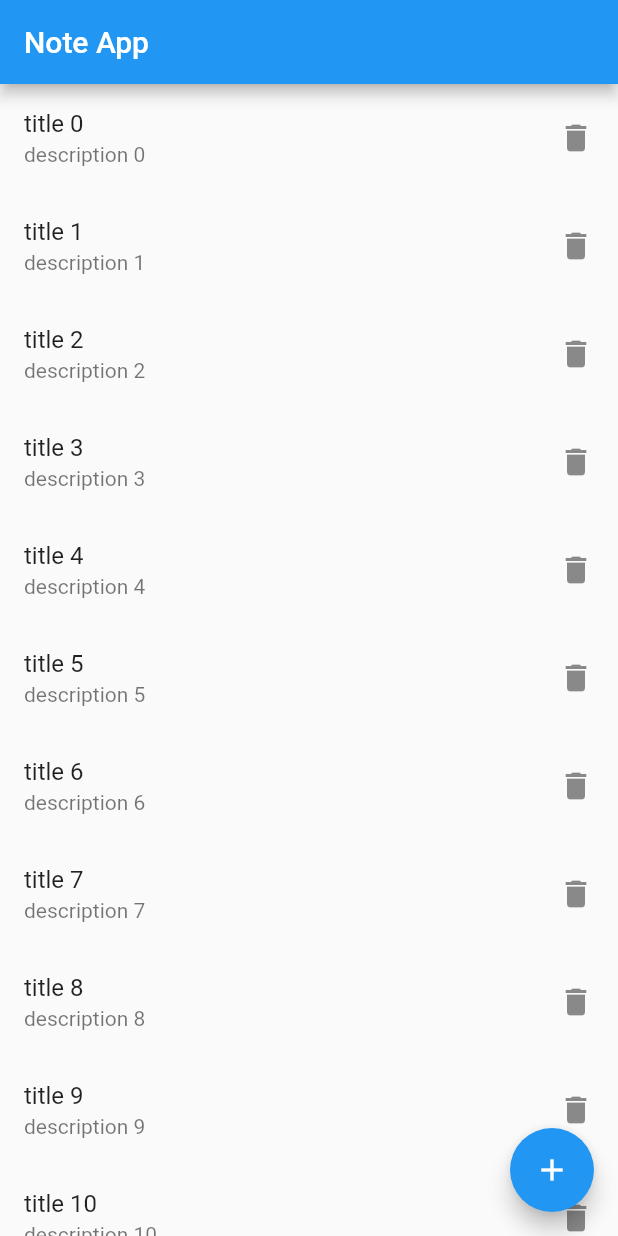
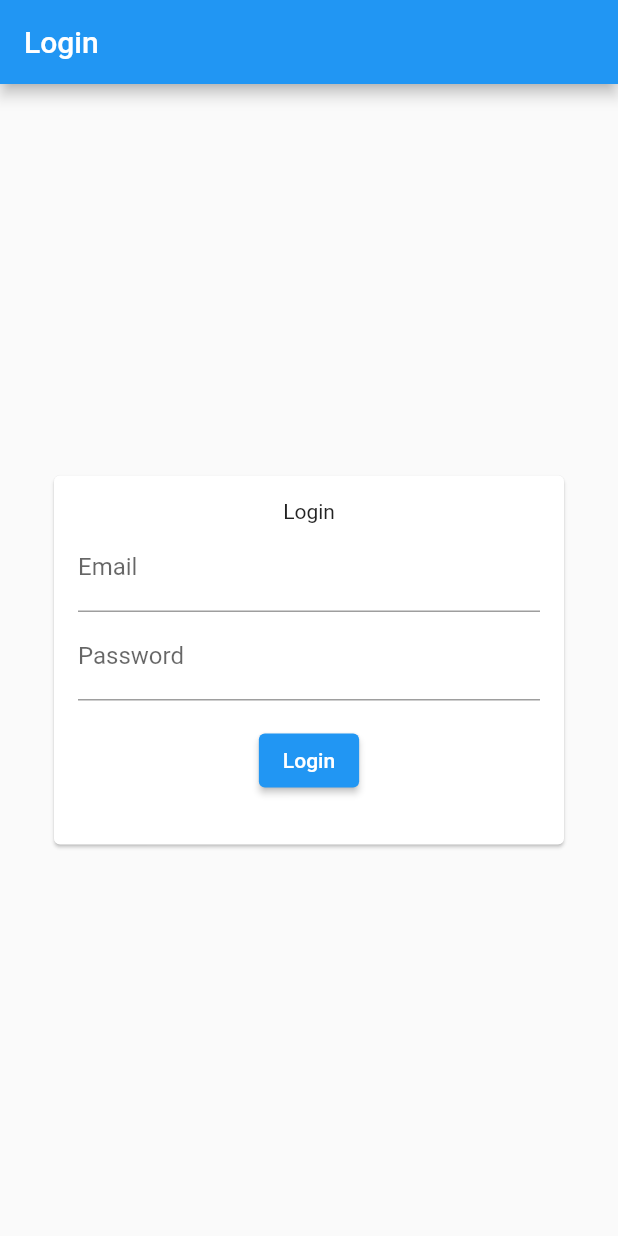
Before and after one commit to imaldi/persiapan_test_deptech, a Flutter app: the screen it shows after launch, on a phone screen of 412 x 824 dp. Run offline on Flutter 3.47's test engine with Material 2 defaults, Android fonts, the phone set to English and light mode, and no system bars; our stand-ins replace bloc, equatable, file_picker, flutter_bloc, fluttertoast, sqflite; accounts and stored records are empty.

Commit message:
done login logic

```diff
--- a/lib/data/datasource/local/dao/user_dao.dart
+++ b/lib/data/datasource/local/dao/user_dao.dart
@@ -43,4 +43,13 @@ class UserDao {
         returnedUser
       );
     }
+
+    Future<User?> login(String email, String password) async {
+      final db = await DB.instance.database;
+      var queryResults = await db.rawQuery("SELECT * FROM users WHERE email=? and password=?",[email,password]);
+      var returnedUser = queryResults.isNotEmpty ? queryResults.first : <String,dynamic>{};
+      return  returnedUser.isNotEmpty ? User.fromMap(
+          returnedUser
+      ) : null;
+    }
 }
--- a/lib/main.dart
+++ b/lib/main.dart
@@ -2,6 +2,7 @@ import 'package:flutter/material.dart';
 import 'package:flutter_bloc/flutter_bloc.dart';
 import 'package:persiapan_test_deptech/data/datasource/local/dao/user_dao.dart';
 import 'package:persiapan_test_deptech/presentation/screens/home_screen.dart';
+import 'package:persiapan_test_deptech/presentation/screens/login_screen.dart';
 import 'package:persiapan_test_deptech/presentation/state_managements/cubits/catatan_cubit.dart';
 import 'package:sqflite/sqflite.dart';
 import 'package:path/path.dart' as p;
@@ -33,12 +34,13 @@ class MyApp extends StatelessWidget {
         theme: ThemeData(
           primarySwatch: Colors.blue,
         ),
-        home:
-        Builder(
-          builder: (context) {
-            return const HomeScreen();
-          }
-        ),
+        home:const LoginScreen()
+        // Builder(
+        //   builder: (context) {
+        //     return const LoginScreen();
+        //     // return const HomeScreen();
+        //   }
+        // ),
         // const MyHomePage(title: 'Flutter Demo Home Page'),
       ),
     );
--- /dev/null
+++ b/lib/presentation/screens/login_screen.dart
@@ -0,0 +1,96 @@
+import 'package:flutter/material.dart';
+import 'package:persiapan_test_deptech/data/datasource/local/dao/user_dao.dart';
+import 'package:persiapan_test_deptech/presentation/screens/home_screen.dart';
+import 'package:persiapan_test_deptech/presentation/widgets/my_toast.dart';
+
+class LoginScreen extends StatefulWidget {
+  const LoginScreen({Key? key}) : super(key: key);
+
+  @override
+  _LoginScreenState createState() => _LoginScreenState();
+}
+
+class _LoginScreenState extends State<LoginScreen> {
+  var formKey = GlobalKey<FormState>();
+  var emailController = TextEditingController();
+  var passwordController = TextEditingController();
+
+  @override
+  Widget build(BuildContext context) {
+    return Scaffold(
+      appBar: AppBar(
+        title: Text("Login"),
+      ),
+      body: Center(
+        child: Container(
+          padding: const EdgeInsets.all(32),
+          child: Form(
+            key: formKey,
+            child: Card(
+              child: Padding(
+                padding: const EdgeInsets.all(16),
+                child: IntrinsicHeight(
+                  child: Column(
+                      mainAxisAlignment: MainAxisAlignment.center,
+                      children: [
+                        Text("Login"),
+                        TextFormField(
+                            controller: emailController,
+                            keyboardType: TextInputType.emailAddress,
+                            autovalidateMode:
+                            AutovalidateMode.onUserInteraction,
+                            validator: (val) {
+                              if ((val ?? "").isEmpty) {
+                                return "Field ini tidak boleh kosong";
+                              }
+                              return null;
+                            },
+                            decoration:
+                            const InputDecoration(label: Text("Email"))),
+                        TextFormField(
+                            controller: passwordController,
+                            autovalidateMode:
+                            AutovalidateMode.onUserInteraction,
+                            obscureText: true,
+                            validator: (val) {
+                              if ((val ?? "").isEmpty) {
+                                return "Field ini tidak boleh kosong";
+                              }
+                              return null;
+                            },
+                            decoration:
+                            const InputDecoration(label: Text("Password"))),
+                        Padding(
+                          padding: const EdgeInsets.symmetric(vertical: 16.0),
+                          child: ElevatedButton(
+                              onPressed: () async {
+                                if ((formKey.currentState
+                                    ?.validate() ??
+                                    false)) {
+                                  formKey.currentState?.save();
+                                  /// TODO check db and then set session
+                                  var userDao = UserDao();
+                                  var loggedInUser = await userDao.login(emailController.text, passwordController.text);
+                                  if(loggedInUser == null){
+                                    myToast("Email atau Password salah");
+                                  } else {
+                                    Navigator.of(context).push(
+                                      MaterialPageRoute(
+                                        builder: (context) => const HomeScreen(),
+                                      ),
+                                    );
+                                  }
+                                }
+                              },
+                              child: Text("Login")),
+                        ),
+                      ]),
+                ),
+              ),
+            ),
+          ),
+        ),
+      ),
+    );
+  }
+}
```
